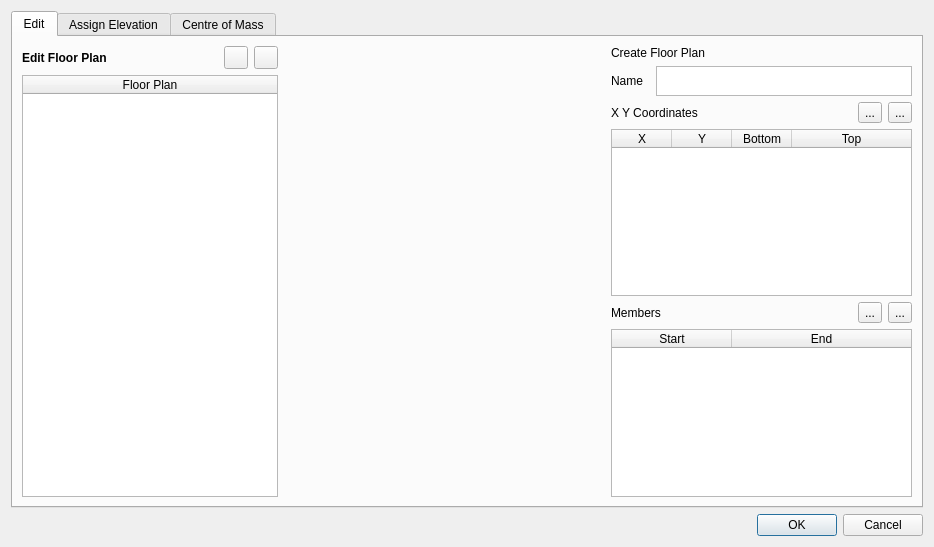
Before: the Qt Designer form resources/UI/autobuilder_floordesign_v2.ui in UofT-Seismic-Design-Team/Autobuilder-3.0, drawn with Qt 5.
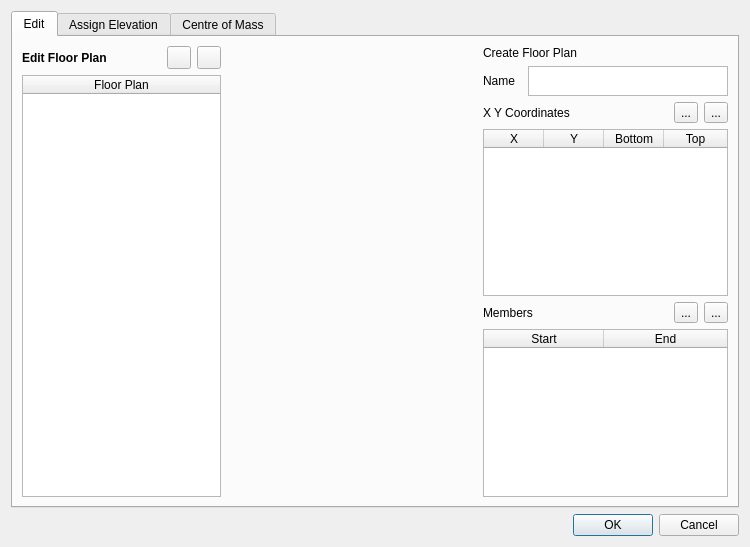
After: the same form once the commit is applied. Custom widgets are drawn as their Qt base class.

```diff
--- a/resources/UI/autobuilder_floordesign_v2.ui
+++ b/resources/UI/autobuilder_floordesign_v2.ui
@@ -6,7 +6,7 @@
    <rect>
     <x>0</x>
     <y>0</y>
-    <width>934</width>
+    <width>750</width>
     <height>547</height>
    </rect>
   </property>
@@ -42,7 +42,6 @@
                 <widget class="QLabel" name="floorLabel">
                  <property name="font">
                   <font>
-                   <weight>75</weight>
                    <bold>true</bold>
                   </font>
                  </property>
@@ -124,7 +123,6 @@
                </property>
                <property name="font">
                 <font>
-                 <weight>50</weight>
                  <bold>false</bold>
                 </font>
                </property>
@@ -248,9 +246,6 @@
                 <property name="text">
                  <string>X</string>
                 </property>
-                <property name="textAlignment">
-                 <set>AlignCenter</set>
-                </property>
                </column>
                <column>
                 <property name="text">
@@ -345,17 +340,11 @@
                 <property name="text">
                  <string>Start</string>
                 </property>
-                <property name="textAlignment">
-                 <set>AlignCenter</set>
-                </property>
                </column>
                <column>
                 <property name="text">
                  <string>End</string>
                 </property>
-                <property name="textAlignment">
-                 <set>AlignCenter</set>
-                </property>
                </column>
               </widget>
              </item>
```
Left out of the diff: 22 changed lines with no effect on the pictures.
